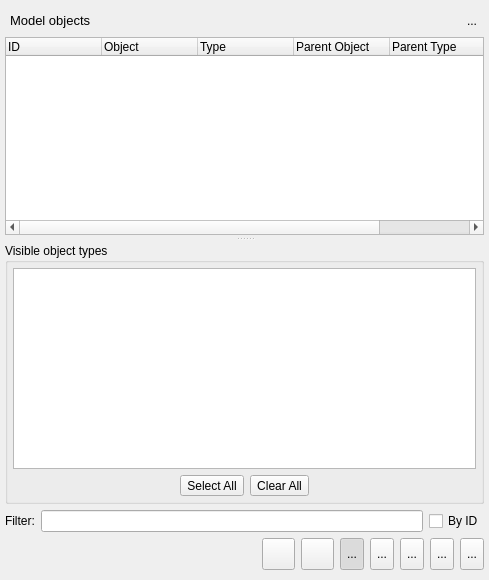
Above: libs/libgui/ui/widgets/modelobjectswidget.ui from pgmodeler/pgmodeler before the change. Below: the same form after it.
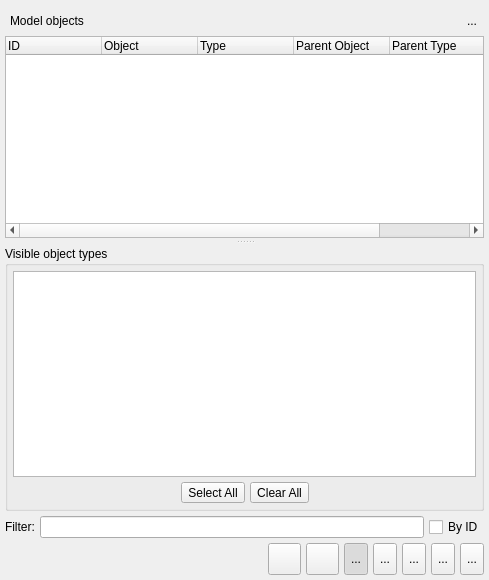
That is the form after the change. The open tabs and pages were chosen to show the change. Icons and pictures are not drawn.

Commit message: Adjusted the layouts spacing in ui/tools/* and ui/widget/*

Diff of the .ui file:
```diff
--- a/libs/libgui/ui/widgets/modelobjectswidget.ui
+++ b/libs/libgui/ui/widgets/modelobjectswidget.ui
@@ -52,7 +52,10 @@
     <number>5</number>
    </property>
    <property name="bottomMargin">
-    <number>10</number>
+    <number>5</number>
+   </property>
+   <property name="spacing">
+    <number>5</number>
    </property>
    <item row="2" column="0">
     <widget class="QWidget" name="content_wgt" native="true">
@@ -250,6 +253,9 @@
            <property name="horizontalSpacing">
             <number>0</number>
            </property>
+           <property name="verticalSpacing">
+            <number>5</number>
+           </property>
            <item row="0" column="0">
             <widget class="QTableWidget" name="objectslist_tbw">
              <property name="enabled">
@@ -409,6 +415,9 @@
              <property name="bottomMargin">
               <number>5</number>
              </property>
+             <property name="spacing">
+              <number>5</number>
+             </property>
              <item row="0" column="0">
               <widget class="QListWidget" name="visibleobjects_lst">
                <property name="minimumSize">
@@ -445,6 +454,9 @@
              </item>
              <item row="1" column="0">
               <layout class="QHBoxLayout" name="horizontalLayout_2">
+               <property name="spacing">
+                <number>5</number>
+               </property>
                <item>
                 <spacer name="horizontalSpacer_3">
                  <property name="orientation">
@@ -513,7 +525,7 @@
     <widget class="QWidget" name="title_wgt" native="true">
      <layout class="QHBoxLayout" name="horizontalLayout_3">
       <property name="spacing">
-       <number>10</number>
+       <number>5</number>
       </property>
       <property name="leftMargin">
        <number>5</number>
@@ -529,11 +541,6 @@
       </property>
       <item>
        <widget class="QLabel" name="title_lbl">
-        <property name="font">
-         <font>
-          <pointsize>10</pointsize>
-         </font>
-        </property>
         <property name="text">
          <string>Model objects</string>
         </property>
@@ -590,6 +597,9 @@
       </size>
      </property>
      <layout class="QHBoxLayout" name="horizontalLayout_4">
+      <property name="spacing">
+       <number>5</number>
+      </property>
       <property name="leftMargin">
        <number>0</number>
       </property>
@@ -640,6 +650,9 @@
    </item>
    <item row="4" column="0">
     <layout class="QHBoxLayout" name="horizontalLayout">
+     <property name="spacing">
+      <number>5</number>
+     </property>
      <item>
       <spacer name="horizontalSpacer">
        <property name="orientation">
```
Left out of the diff: 3 changed lines with no effect on the pictures. The commit also changes 41 other files.
